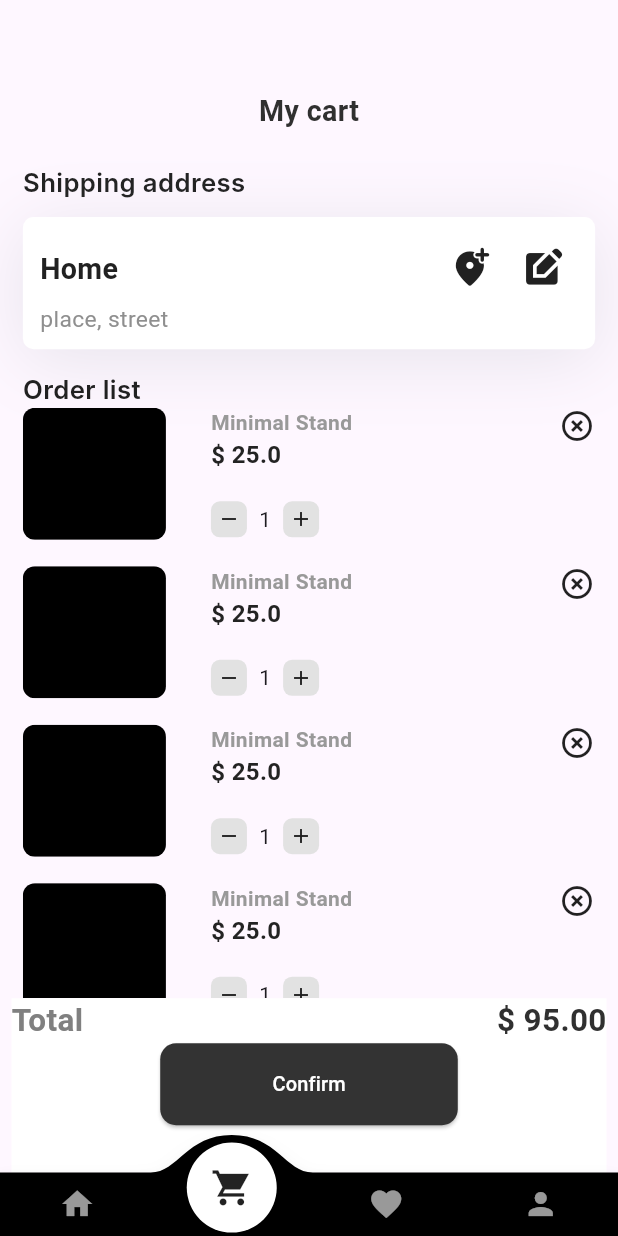
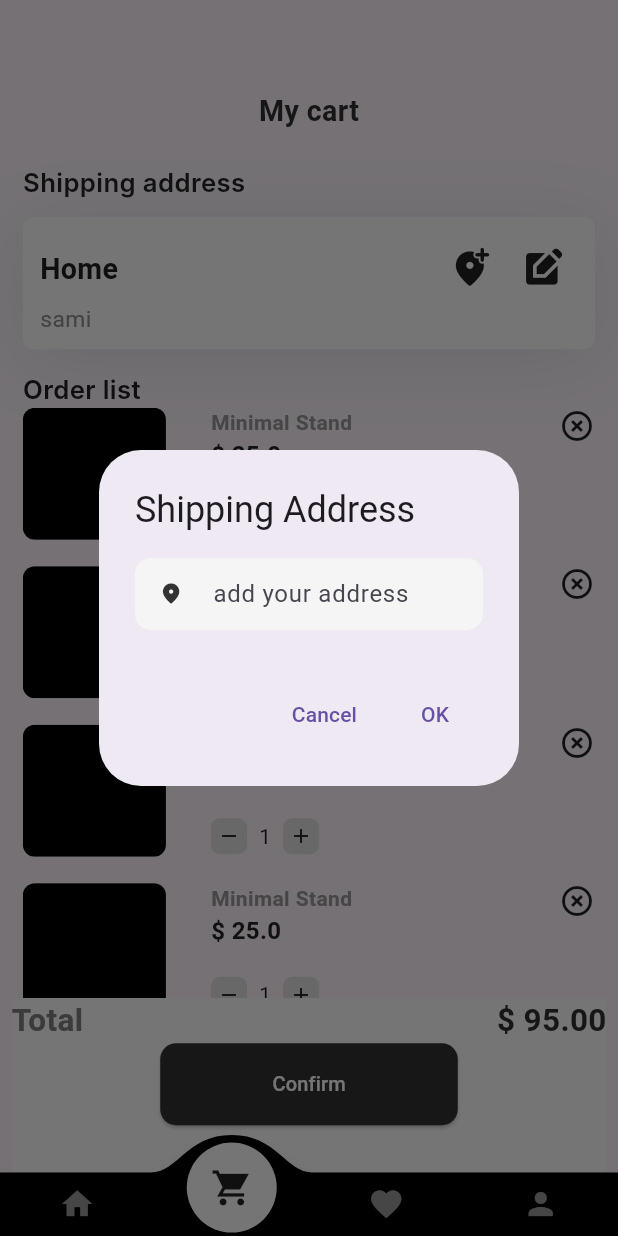
Before and after one commit to sami-MhdAmin/mall-automation-system, a Flutter app: the screen it shows after launch, item 2 of the bottom bar chosen, after a tap on the "edit square" icon, on a phone screen of 412 x 824 dp. Run offline on Flutter 3.47's test engine with Material 2 defaults, Android fonts, the phone set to English and light mode, and no system bars; drawn by our look-alikes of convex_bottom_bar; our stand-ins replace bloc, carousel_slider, connectivity_plus, dartz, dio, easy_localization and 11 more; missing offline and left inert: flutter_dialogs, flutter_paypal_checkout, flutter_stripe; Roboto replaces fonts that are missing (Inter, Merriweather, Nunito Sans); project files that could hold a hidden picture were left out; key blocks and very long unbroken strings in the code were emptied for the run.

Commit message:
refactor shippig address to show address in many way

```diff
--- a/lib/featuers/cart/presentation/widgets/my_cart_body.dart
+++ b/lib/featuers/cart/presentation/widgets/my_cart_body.dart
@@ -40,7 +40,7 @@ class MyCartBody extends StatelessWidget {
             ),
           ),
           ShippingAddressCard(
-              homeText: StringManager.home.tr(), addressText: "place, street"),
+              homeText: StringManager.home.tr(), addressText: null),
           SizedBox(
             height: 40.h,
           ),
--- a/lib/featuers/cart/presentation/widgets/shipping_address_card.dart
+++ b/lib/featuers/cart/presentation/widgets/shipping_address_card.dart
@@ -2,8 +2,11 @@ import 'package:flutter/material.dart';
 import 'package:flutter_screenutil/flutter_screenutil.dart';
 import 'package:geocoding/geocoding.dart';
 import 'package:geolocator/geolocator.dart';
+import 'package:jessy_mall/core/widgets/custom_text_field.dart';
+import 'package:jessy_mall/featuers/cart/presentation/widgets/my_cart_body.dart';
 
 import '../../../../config/theme/color_manager.dart';
+import '../../../../core/resource/string_manager.dart';
 
 /// Determine the current position of the device.
 ///
@@ -71,7 +74,7 @@ Future<Position> getCurrentLocation() async {
   }
 }
 
-Future<void> getAddressFromCoordinates(
+Future<String> getAddressFromCoordinates(
     double latitude, double longitude) async {
   try {
     List<Placemark> placemarks =
@@ -88,28 +91,38 @@ Future<void> getAddressFromCoordinates(
       String administrativeArea = placemark.administrativeArea ?? '';
       String country = placemark.country ?? '';
 
-      String address =
-          "$name, $street, $subLocality, $locality, $administrativeArea , $country";
+      String address = "$locality,  $street $subLocality";
 
       print("Address: $address");
+      return address;
     } else {
       print("No address found for the coordinates.");
+      return "Can't get location";
     }
   } catch (e) {
     print("i am in catch");
     print("Error getting address: $e");
+    return "";
   }
 }
 
-class ShippingAddressCard extends StatelessWidget {
+class ShippingAddressCard extends StatefulWidget {
   String homeText;
-  String addressText;
+  String? addressText;
   ShippingAddressCard({
     Key? key,
     required this.homeText,
-    required this.addressText,
+    this.addressText,
   }) : super(key: key);
 
+  @override
+  State<ShippingAddressCard> createState() => _ShippingAddressCardState();
+}
+
+class _ShippingAddressCardState extends State<ShippingAddressCard> {
+  final TextEditingController alertDialogController = TextEditingController();
+  String? stringAddress;
+  String? geocodindAddress;
   @override
   Widget build(BuildContext context) {
     return Padding(
@@ -139,7 +152,7 @@ class ShippingAddressCard extends StatelessWidget {
                 mainAxisAlignment: MainAxisAlignment.spaceBetween,
                 children: [
                   Text(
-                    homeText,
+                    widget.homeText,
                     style: TextStyle(
                       color: ColorManager.black,
                       fontSize: 50.sp,
@@ -151,7 +164,7 @@ class ShippingAddressCard extends StatelessWidget {
                     children: [
                       IconButton(
                         onPressed: () async {
-                          var pos = await _determinePosition();
+                          await _determinePosition();
                           Position sami = await getCurrentLocation();
 
                           // List<Placemark> placemarks = await placemarkFromCoordinates(
@@ -159,15 +172,78 @@ class ShippingAddressCard extends StatelessWidget {
                           //     localeIdentifier: "en");
                           // print(placemarks);
                           // print("$placemarks");
-                          await getAddressFromCoordinates(
+
+                          geocodindAddress = await getAddressFromCoordinates(
                               sami.latitude, sami.longitude);
+                          setState(() {});
                         },
                         icon: const Icon(Icons.add_location_alt_rounded),
                         color: ColorManager.black,
                         iconSize: 80.r,
                       ),
                       IconButton(
-                        onPressed: () {},
+                        onPressed: () {
+                          setState(() {});
+                          showDialog<String>(
+                            context: context,
+                            builder: (BuildContext context) => AlertDialog(
+                              // contentTextStyle: TextStyle(color: Colors.amber),
+                              surfaceTintColor: ColorManager.backgroundL,
+                              // backgroundColor: ColorManager.backgroundL,
+                              title: const Text('Shipping Address'),
+                              content: Padding(
+                                padding: const EdgeInsets.only(bottom: 8),
+                                child: Container(
+                                  width: 500.w,
+                                  decoration: BoxDecoration(
+                                    borderRadius: BorderRadius.circular(30.r),
+                                    color: ColorManager
+                                        .textFieldFill, // Adjust the color to your preference
+                                  ),
+                                  child: TextFormField(
+                                    initialValue: stringAddress,
+                                    onChanged: (value) {
+                                      setState(() {
+                                        stringAddress = value;
+                                      });
+                                    },
+                                    decoration: InputDecoration(
+                                      border: InputBorder.none,
+                                      contentPadding:
+                                          const EdgeInsets.symmetric(
+                                              horizontal: 16.0, vertical: 12.0),
+                                      hintText: "add your address",
+                                      focusedBorder: OutlineInputBorder(
+                                        borderRadius:
+                                            BorderRadius.circular(30.r),
+                                        borderSide: const BorderSide(
+                                            color: Colors.black),
+                                      ),
+                                      prefixIcon: Icon(
+                                        Icons.location_on_rounded,
+                                        color: ColorManager.foregroundL,
+                                        size:
+                                            MediaQuery.of(context).size.width *
+                                                0.04,
+                                      ),
+                                    ),
+                                  ),
+                                ),
+                              ),
+                              actions: <Widget>[
+                                TextButton(
+                                  onPressed: () =>
+                                      Navigator.pop(context, 'Cancel'),
+                                  child: const Text('Cancel'),
+                                ),
+                                TextButton(
+                                  onPressed: () => Navigator.pop(context, 'OK'),
+                                  child: const Text('OK'),
+                                ),
+                              ],
+                            ),
+                          );
+                        },
                         icon: const Icon(Icons.edit_square),
                         color: ColorManager.black,
                         iconSize: 80.r,
@@ -177,7 +253,8 @@ class ShippingAddressCard extends StatelessWidget {
                 ],
               ),
               Text(
-                addressText,
+                //geocoding // textfield // empty
+                geocodindAddress ?? stringAddress ?? "sami",
                 textAlign: TextAlign.justify,
                 style: TextStyle(
                   color: ColorManager.grey,
```
